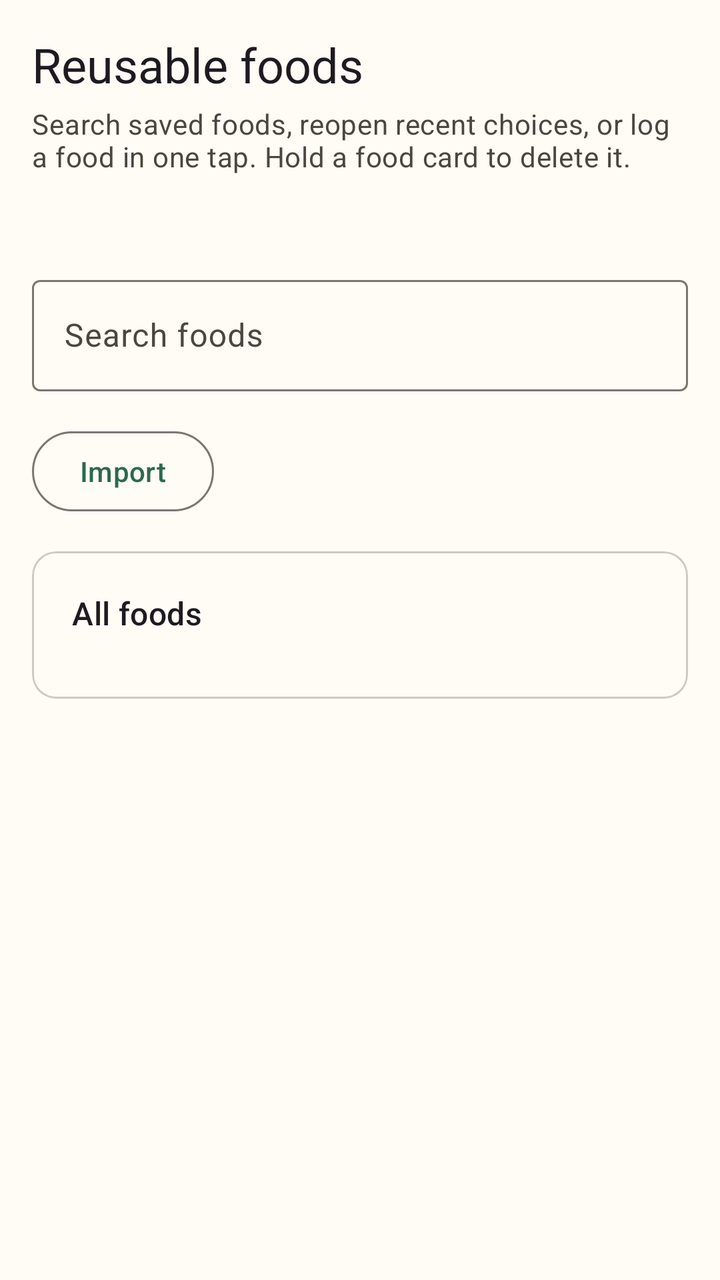
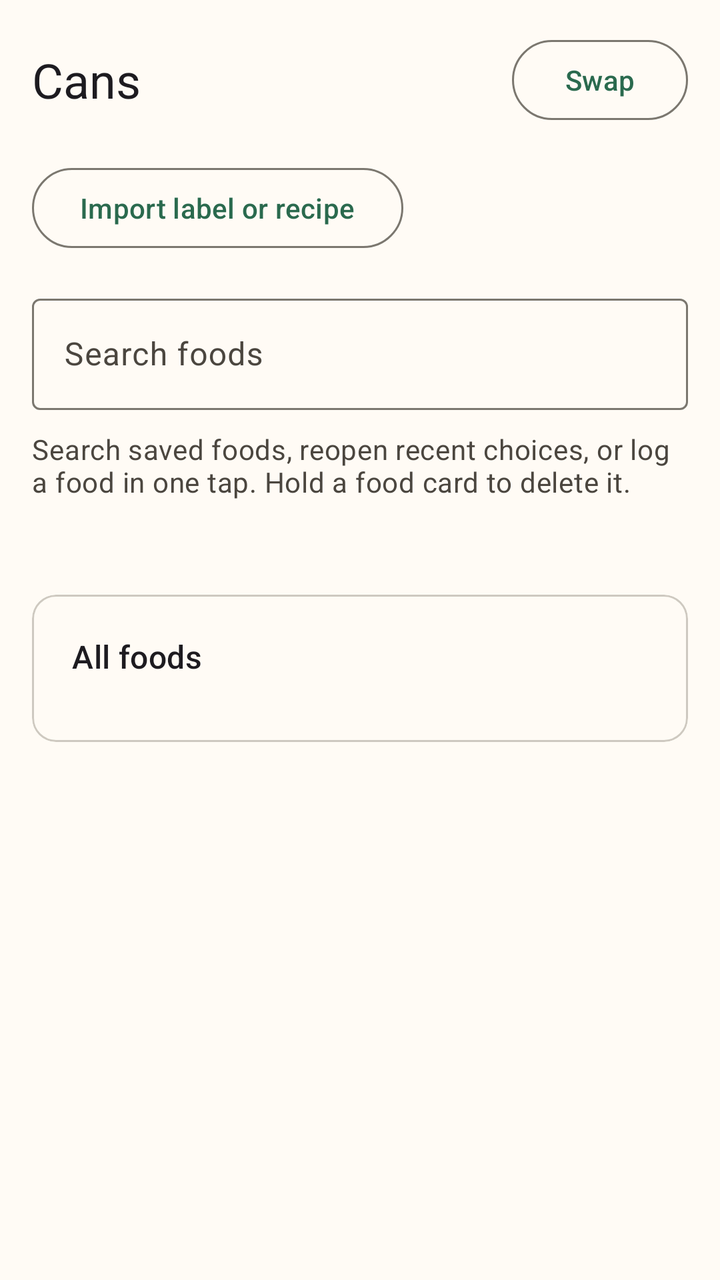

The first picture is an Android layout as it rendered before a commit; the second is the same layout after the commit. The layout source and the unified diff follow.
<!-- AndroidManifest.xml: application theme Theme.CalCount -->
<!-- res/layout/fragment_food_library.xml -->
<?xml version="1.0" encoding="utf-8"?>
<androidx.core.widget.NestedScrollView xmlns:android="http://schemas.android.com/apk/res/android"
    xmlns:app="http://schemas.android.com/apk/res-auto"
    android:layout_width="match_parent"
    android:layout_height="match_parent"
    android:fillViewport="true">

    <LinearLayout
        android:layout_width="match_parent"
        android:layout_height="wrap_content"
        android:orientation="vertical"
        android:padding="16dp">

        <TextView
            android:layout_width="wrap_content"
            android:layout_height="wrap_content"
            android:text="Reusable foods"
            android:textAppearance="?attr/textAppearanceHeadlineSmall"
            android:textColor="?attr/colorOnBackground" />

        <TextView
            android:layout_width="wrap_content"
            android:layout_height="wrap_content"
            android:layout_marginTop="4dp"
            android:text="@string/food_library_subtitle"
            android:textAppearance="?attr/textAppearanceBodyMedium"
            android:textColor="?attr/colorOnSurfaceVariant" />

        <TextView
            android:id="@+id/catalog_link_text"
            android:layout_width="match_parent"
            android:layout_height="wrap_content"
            android:layout_marginTop="12dp"
            android:linksClickable="true"
            android:textAppearance="?attr/textAppearanceBodyMedium"
            android:textColor="?attr/colorOnSurfaceVariant" />

        <com.google.android.material.textfield.TextInputLayout
            android:layout_width="match_parent"
            android:layout_height="wrap_content"
            android:layout_marginTop="16dp"
            android:hint="Search foods">

            <com.google.android.material.textfield.TextInputEditText
                android:id="@+id/search_edit_text"
                android:layout_width="match_parent"
                android:layout_height="wrap_content"
                android:imeOptions="actionDone"
                android:inputType="text" />
        </com.google.android.material.textfield.TextInputLayout>

        <TextView
            android:id="@+id/empty_library_state"
            android:layout_width="match_parent"
            android:layout_height="wrap_content"
            android:layout_marginTop="16dp"
            android:background="?attr/colorPrimaryContainer"
            android:padding="16dp"
            android:text="Your food library is empty. Use the Create Food tab to add your first item."
            android:textAppearance="?attr/textAppearanceBodyLarge"
            android:textColor="?attr/colorOnPrimaryContainer"
            android:visibility="gone" />

        <com.google.android.material.button.MaterialButton
            android:id="@+id/import_button"
            style="?attr/materialButtonOutlinedStyle"
            android:layout_width="wrap_content"
            android:layout_height="wrap_content"
            android:layout_marginTop="16dp"
            android:text="@string/import_food" />

        <LinearLayout
            android:id="@+id/recent_foods_section"
            android:layout_width="match_parent"
            android:layout_height="wrap_content"
            android:layout_marginTop="16dp"
            android:orientation="vertical"
            android:visibility="gone">

            <TextView
                android:layout_width="wrap_content"
                android:layout_height="wrap_content"
                android:text="Recent foods"
                android:textAppearance="?attr/textAppearanceTitleSmall"
                android:textColor="?attr/colorOnSurface" />

            <TextView
                android:layout_width="wrap_content"
                android:layout_height="wrap_content"
                android:layout_marginTop="2dp"
                android:text="Quick log shortcuts"
                android:textAppearance="?attr/textAppearanceBodySmall"
                android:textColor="?attr/colorOnSurfaceVariant" />

            <com.google.android.material.chip.ChipGroup
                android:id="@+id/recent_foods_chips"
                android:layout_width="match_parent"
                android:layout_height="wrap_content"
                android:layout_marginTop="10dp"
                app:chipSpacingHorizontal="8dp"
                app:chipSpacingVertical="8dp" />
        </LinearLayout>

        <com.google.android.material.card.MaterialCardView
            android:layout_width="match_parent"
            android:layout_height="wrap_content"
            android:layout_marginTop="16dp"
            android:layout_marginBottom="16dp">

            <LinearLayout
                android:layout_width="match_parent"
                android:layout_height="wrap_content"
                android:orientation="vertical"
                android:padding="20dp">

                <TextView
                    android:layout_width="wrap_content"
                    android:layout_height="wrap_content"
                    android:text="All foods"
                    android:textAppearance="?attr/textAppearanceTitleMedium" />

                <LinearLayout
                    android:id="@+id/all_foods_container"
                    android:layout_width="match_parent"
                    android:layout_height="wrap_content"
                    android:layout_marginTop="12dp"
                    android:orientation="vertical" />
            </LinearLayout>
        </com.google.android.material.card.MaterialCardView>
    </LinearLayout>
</androidx.core.widget.NestedScrollView>
<!-- resources referenced by this layout -->
<resources>
  <string name="food_library_subtitle">Search saved foods, reopen recent choices, or log a food in one tap. Hold a food card to delete it.</string>
  <string name="import_food">Import</string>
  <style name="Theme.CalCount" parent="Theme.Material3.DayNight.NoActionBar">
          <item name="colorPrimary">@color/color_primary</item>
          <item name="colorOnPrimary">@color/color_on_primary</item>
          <item name="colorPrimaryContainer">@color/color_primary_container</item>
          <item name="colorOnPrimaryContainer">@color/color_on_primary_container</item>
          <item name="colorSecondary">@color/color_secondary</item>
          <item name="colorOnSecondary">@color/color_on_secondary</item>
          <item name="colorSecondaryContainer">@color/color_secondary_container</item>
          <item name="colorOnSecondaryContainer">@color/color_on_secondary_container</item>
          <item name="colorSurface">@color/color_surface</item>
          <item name="colorOnSurface">@color/color_on_surface</item>
          <item name="colorSurfaceVariant">@color/color_surface_variant</item>
          <item name="colorOnSurfaceVariant">@color/color_on_surface_variant</item>
          <item name="colorOutline">@color/color_outline</item>
          <item name="colorOutlineVariant">@color/color_outline_variant</item>
          <item name="android:colorBackground">?attr/colorSurface</item>
          <item name="android:windowBackground">?attr/colorSurface</item>
          <item name="android:statusBarColor">@android:color/transparent</item>
          <item name="android:navigationBarColor">?attr/colorSurface</item>
          <item name="materialCardViewElevatedStyle">@style/Widget.CalCount.ElevatedCard</item>
      </style>
  <color name="color_primary">#2A6A4E</color>
  <color name="color_on_primary">#FFFFFFFF</color>
  <color name="color_primary_container">#CEEEDB</color>
  <color name="color_on_primary_container">#113724</color>
  <color name="color_secondary">#A75E2F</color>
  <color name="color_on_secondary">#FFFFFFFF</color>
  <color name="color_secondary_container">#F7DCCB</color>
  <color name="color_on_secondary_container">#46220A</color>
  <color name="color_surface">#FFFBF5</color>
  <color name="color_on_surface">#1A1C18</color>
  <color name="color_surface_variant">#E5E1D8</color>
  <color name="color_on_surface_variant">#4B463F</color>
  <color name="color_outline">#7B776F</color>
  <color name="color_outline_variant">#CEC9C0</color>
  <style name="Widget.CalCount.ElevatedCard" parent="Widget.Material3.CardView.Elevated">
          <item name="strokeColor">?attr/colorOutlineVariant</item>
          <item name="strokeWidth">1dp</item>
      </style>
</resources>

<!-- the commit's change to res/layout/fragment_food_library.xml (unified diff, before → after) -->
@@ -11,55 +11,29 @@
         android:orientation="vertical"
         android:padding="16dp">
 
-        <TextView
-            android:layout_width="wrap_content"
-            android:layout_height="wrap_content"
-            android:text="Reusable foods"
-            android:textAppearance="?attr/textAppearanceHeadlineSmall"
-            android:textColor="?attr/colorOnBackground" />
-
-        <TextView
-            android:layout_width="wrap_content"
-            android:layout_height="wrap_content"
-            android:layout_marginTop="4dp"
-            android:text="@string/food_library_subtitle"
-            android:textAppearance="?attr/textAppearanceBodyMedium"
-            android:textColor="?attr/colorOnSurfaceVariant" />
-
-        <TextView
-            android:id="@+id/catalog_link_text"
+        <LinearLayout
             android:layout_width="match_parent"
             android:layout_height="wrap_content"
-            android:layout_marginTop="12dp"
-            android:linksClickable="true"
-            android:textAppearance="?attr/textAppearanceBodyMedium"
-            android:textColor="?attr/colorOnSurfaceVariant" />
-
-        <com.google.android.material.textfield.TextInputLayout
-            android:layout_width="match_parent"
-            android:layout_height="wrap_content"
-            android:layout_marginTop="16dp"
-            android:hint="Search foods">
-
-            <com.google.android.material.textfield.TextInputEditText
-                android:id="@+id/search_edit_text"
-                android:layout_width="match_parent"
-                android:layout_height="wrap_content"
-                android:imeOptions="actionDone"
-                android:inputType="text" />
-        </com.google.android.material.textfield.TextInputLayout>
-
-        <TextView
-            android:id="@+id/empty_library_state"
-            android:layout_width="match_parent"
-            android:layout_height="wrap_content"
-            android:layout_marginTop="16dp"
-            android:background="?attr/colorPrimaryContainer"
-            android:padding="16dp"
-            android:text="Your food library is empty. Use the Create Food tab to add your first item."
-            android:textAppearance="?attr/textAppearanceBodyLarge"
-            android:textColor="?attr/colorOnPrimaryContainer"
-            android:visibility="gone" />
+            android:gravity="center_vertical"
+            android:orientation="horizontal">
+
+            <TextView
+                android:id="@+id/pantry_panel_title"
+                android:layout_width="0dp"
+                android:layout_height="wrap_content"
+                android:layout_weight="1"
+                android:accessibilityLiveRegion="polite"
+                android:text="@string/pantry_cans"
+                android:textAppearance="?attr/textAppearanceHeadlineSmall"
+                android:textColor="?attr/colorOnBackground" />
+
+            <com.google.android.material.button.MaterialButton
+                android:id="@+id/swap_panel_button"
+                style="?attr/materialButtonOutlinedStyle"
+                android:layout_width="wrap_content"
+                android:layout_height="wrap_content"
+                android:text="@string/pantry_swap" />
+        </LinearLayout>
 
         <com.google.android.material.button.MaterialButton
             android:id="@+id/import_button"
@@ -70,62 +44,157 @@
             android:text="@string/import_food" />
 
         <LinearLayout
-            android:id="@+id/recent_foods_section"
+            android:id="@+id/cans_panel"
+            android:layout_width="match_parent"
+            android:layout_height="wrap_content"
+            android:orientation="vertical">
+
+            <com.google.android.material.textfield.TextInputLayout
+                android:layout_width="match_parent"
+                android:layout_height="wrap_content"
+                android:layout_marginTop="16dp"
+                android:hint="Search foods">
+
+                <com.google.android.material.textfield.TextInputEditText
+                    android:id="@+id/search_edit_text"
+                    android:layout_width="match_parent"
+                    android:layout_height="wrap_content"
+                    android:imeOptions="actionDone"
+                    android:inputType="text" />
+            </com.google.android.material.textfield.TextInputLayout>
+
+            <TextView
+                android:layout_width="wrap_content"
+                android:layout_height="wrap_content"
+                android:layout_marginTop="10dp"
+                android:text="@string/food_library_subtitle"
+                android:textAppearance="?attr/textAppearanceBodyMedium"
+                android:textColor="?attr/colorOnSurfaceVariant" />
+
+            <TextView
+                android:id="@+id/catalog_link_text"
+                android:layout_width="match_parent"
+                android:layout_height="wrap_content"
+                android:layout_marginTop="12dp"
+                android:linksClickable="true"
+                android:textAppearance="?attr/textAppearanceBodyMedium"
+                android:textColor="?attr/colorOnSurfaceVariant" />
+
+
+            <TextView
+                android:id="@+id/empty_library_state"
+                android:layout_width="match_parent"
+                android:layout_height="wrap_content"
+                android:layout_marginTop="16dp"
+                android:background="?attr/colorPrimaryContainer"
+                android:padding="16dp"
+                android:text="Your food library is empty. Use the Create Food tab to add your first item."
+                android:textAppearance="?attr/textAppearanceBodyLarge"
+                android:textColor="?attr/colorOnPrimaryContainer"
+                android:visibility="gone" />
+
+            <LinearLayout
+                android:id="@+id/recent_foods_section"
+                android:layout_width="match_parent"
+                android:layout_height="wrap_content"
+                android:layout_marginTop="16dp"
+                android:orientation="vertical"
+                android:visibility="gone">
+
+                <TextView
+                    android:layout_width="wrap_content"
+                    android:layout_height="wrap_content"
+                    android:text="Recent foods"
+                    android:textAppearance="?attr/textAppearanceTitleSmall"
+                    android:textColor="?attr/colorOnSurface" />
+
+                <TextView
+                    android:layout_width="wrap_content"
+                    android:layout_height="wrap_content"
+                    android:layout_marginTop="2dp"
+                    android:text="Quick log shortcuts"
+                    android:textAppearance="?attr/textAppearanceBodySmall"
+                    android:textColor="?attr/colorOnSurfaceVariant" />
+
+                <com.google.android.material.chip.ChipGroup
+                    android:id="@+id/recent_foods_chips"
+                    android:layout_width="match_parent"
+                    android:layout_height="wrap_content"
+                    android:layout_marginTop="10dp"
+                    app:chipSpacingHorizontal="8dp"
+                    app:chipSpacingVertical="8dp" />
+            </LinearLayout>
+
+            <com.google.android.material.card.MaterialCardView
+                android:layout_width="match_parent"
+                android:layout_height="wrap_content"
+                android:layout_marginTop="16dp"
+                android:layout_marginBottom="16dp">
+
+                <LinearLayout
+                    android:layout_width="match_parent"
+                    android:layout_height="wrap_content"
+                    android:orientation="vertical"
+                    android:padding="20dp">
+
+                    <TextView
+                        android:layout_width="wrap_content"
+                        android:layout_height="wrap_content"
+                        android:text="All foods"
+                        android:textAppearance="?attr/textAppearanceTitleMedium" />
+
+                    <LinearLayout
+                        android:id="@+id/all_foods_container"
+                        android:layout_width="match_parent"
+                        android:layout_height="wrap_content"
+                        android:layout_marginTop="12dp"
+                        android:orientation="vertical" />
+                </LinearLayout>
+            </com.google.android.material.card.MaterialCardView>
+        </LinearLayout>
+
+        <LinearLayout
+            android:id="@+id/recipes_panel"
             android:layout_width="match_parent"
             android:layout_height="wrap_content"
             android:layout_marginTop="16dp"
             android:orientation="vertical"
             android:visibility="gone">
 
-            <TextView
+            <com.google.android.material.textfield.TextInputLayout
+                android:layout_width="match_parent"
+                android:layout_height="wrap_content"
+                android:hint="Search recipes">
+
+                <com.google.android.material.textfield.TextInputEditText
+                    android:id="@+id/search_recipes"
+                    android:layout_width="match_parent"
+                    android:layout_height="wrap_content"
+                    android:imeOptions="actionDone"
+                    android:inputType="text" />
+            </com.google.android.material.textfield.TextInputLayout>
+
+            <com.google.android.material.button.MaterialButton
+                android:id="@+id/create_recipe_button"
+                android:layout_marginTop="8dp"
                 android:layout_width="wrap_content"
                 android:layout_height="wrap_content"
-                android:text="Recent foods"
-                android:textAppearance="?attr/textAppearanceTitleSmall"
-                android:textColor="?attr/colorOnSurface" />
-
-            <TextView
-                android:layout_width="wrap_content"
-                android:layout_height="wrap_content"
-                android:layout_marginTop="2dp"
-                android:text="Quick log shortcuts"
-                android:textAppearance="?attr/textAppearanceBodySmall"
-                android:textColor="?attr/colorOnSurfaceVariant" />
-
-            <com.google.android.material.chip.ChipGroup
-                android:id="@+id/recent_foods_chips"
-                android:layout_width="match_parent"
-                android:layout_height="wrap_content"
-                android:layout_marginTop="10dp"
-                app:chipSpacingHorizontal="8dp"
-                app:chipSpacingVertical="8dp" />
+                android:text="@string/pantry_create_recipe" />
+
+            <TextView
+                android:id="@+id/empty_recipes_state"
+                android:layout_width="match_parent"
+                android:layout_height="wrap_content"
+                android:layout_marginTop="12dp"
+                android:text="@string/pantry_empty_recipes"
+                android:textAppearance="?attr/textAppearanceBodyMedium" />
+
+            <LinearLayout
+                android:id="@+id/recipes_container"
+                android:layout_width="match_parent"
+                android:layout_height="wrap_content"
+                android:layout_marginTop="12dp"
+                android:orientation="vertical" />
         </LinearLayout>
-
-        <com.google.android.material.card.MaterialCardView
-            android:layout_width="match_parent"
-            android:layout_height="wrap_content"
-            android:layout_marginTop="16dp"
-            android:layout_marginBottom="16dp">
-
-            <LinearLayout
-                android:layout_width="match_parent"
-                android:layout_height="wrap_content"
-                android:orientation="vertical"
-                android:padding="20dp">
-
-                <TextView
-                    android:layout_width="wrap_content"
-                    android:layout_height="wrap_content"
-                    android:text="All foods"
-                    android:textAppearance="?attr/textAppearanceTitleMedium" />
-
-                <LinearLayout
-                    android:id="@+id/all_foods_container"
-                    android:layout_width="match_parent"
-                    android:layout_height="wrap_content"
-                    android:layout_marginTop="12dp"
-                    android:orientation="vertical" />
-            </LinearLayout>
-        </com.google.android.material.card.MaterialCardView>
     </LinearLayout>
 </androidx.core.widget.NestedScrollView>
<!-- resource entries referenced after the edit -->
@@ -1,7 +1,11 @@
 <!-- resources referenced by this layout -->
 <resources>
   <string name="food_library_subtitle">Search saved foods, reopen recent choices, or log a food in one tap. Hold a food card to delete it.</string>
-  <string name="import_food">Import</string>
+  <string name="import_food">Import label or recipe</string>
+  <string name="pantry_cans">Cans</string>
+  <string name="pantry_create_recipe">Create recipe</string>
+  <string name="pantry_empty_recipes">Create a recipe from the foods in your library.</string>
+  <string name="pantry_swap">Swap</string>
   <style name="Theme.CalCount" parent="Theme.Material3.DayNight.NoActionBar">
           <item name="colorPrimary">@color/color_primary</item>
           <item name="colorOnPrimary">@color/color_on_primary</item>
